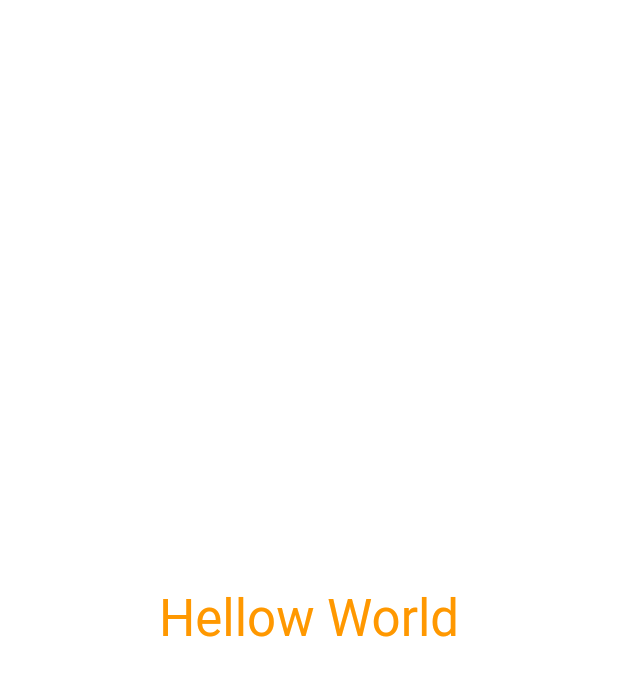
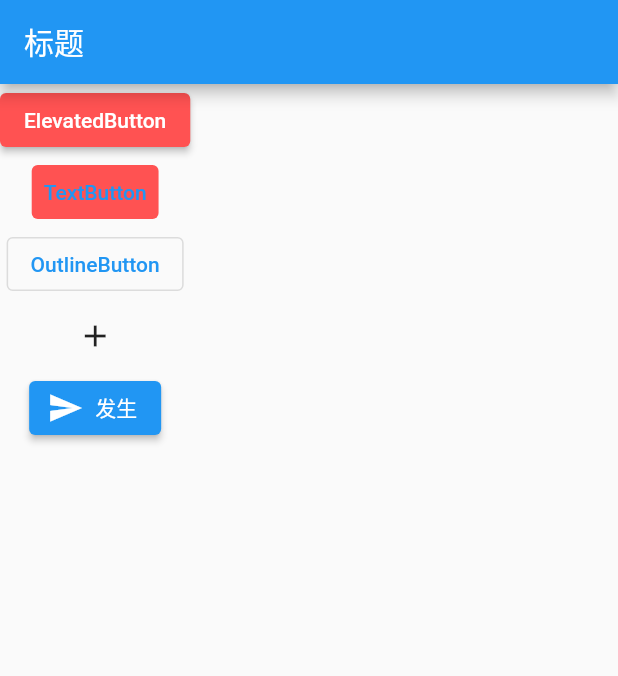
Before and after one commit to nicopcat/flutter_learn, a Flutter app: the screen it shows after launch, on a phone screen of 412 x 824 dp. Shown: the top 676 px of the screen. Run offline on Flutter 3.47's test engine with Material 2 defaults, Android fonts, the phone set to English and light mode, and no system bars.

Commit message:
button组件

```diff
--- a/lib/main.dart
+++ b/lib/main.dart
@@ -1,14 +1,48 @@
 import 'package:flutter/material.dart';
 
-void main() {
-  runApp(const Center(
-      child: Text(
-    'Hellow World',
-    textDirection: TextDirection.ltr,
-    // textScaleFactor: 2.0,
-    style: TextStyle(
-      color: Colors.orange,
-      fontSize: 34,
-    ),
-  )));
+void main() => runApp(MyApp());
+
+class MyApp extends StatelessWidget {
+  @override
+  Widget build(BuildContext context) {
+    return MaterialApp(
+        title: 'hellow',
+        home: Scaffold(
+          appBar: AppBar(title: Text('标题')),
+          body: ButtonWidgets(),
+        ));
+  }
 }
+
+class ButtonWidgets extends StatelessWidget {
+  @override
+  Widget build(BuildContext context) {
+    return Column(
+      children: [
+        ElevatedButton(
+            onPressed: () {
+              print('按了一下ElevatedButton');
+            },
+            style: const ButtonStyle(backgroundColor: MaterialStatePropertyAll<Color>(Colors.redAccent)),
+            child: const Text('ElevatedButton')),
+        TextButton(
+            onPressed: () {
+              print('TextButton');
+            },
+            style: const ButtonStyle(backgroundColor: MaterialStatePropertyAll<Color>(Colors.redAccent)),
+            child: const Text('TextButton')),
+        OutlinedButton(
+            onPressed: () {
+              print('OutlineButton');
+            },
+            child: const Text('OutlineButton')),
+        IconButton(
+            onPressed: () {
+              print('IconButton');
+            },
+            icon: const Icon(Icons.add)),
+        ElevatedButton.icon(onPressed: () {}, icon: const Icon(Icons.send), label: const Text('发生'))
+      ],
+    );
+  }
+}
```
